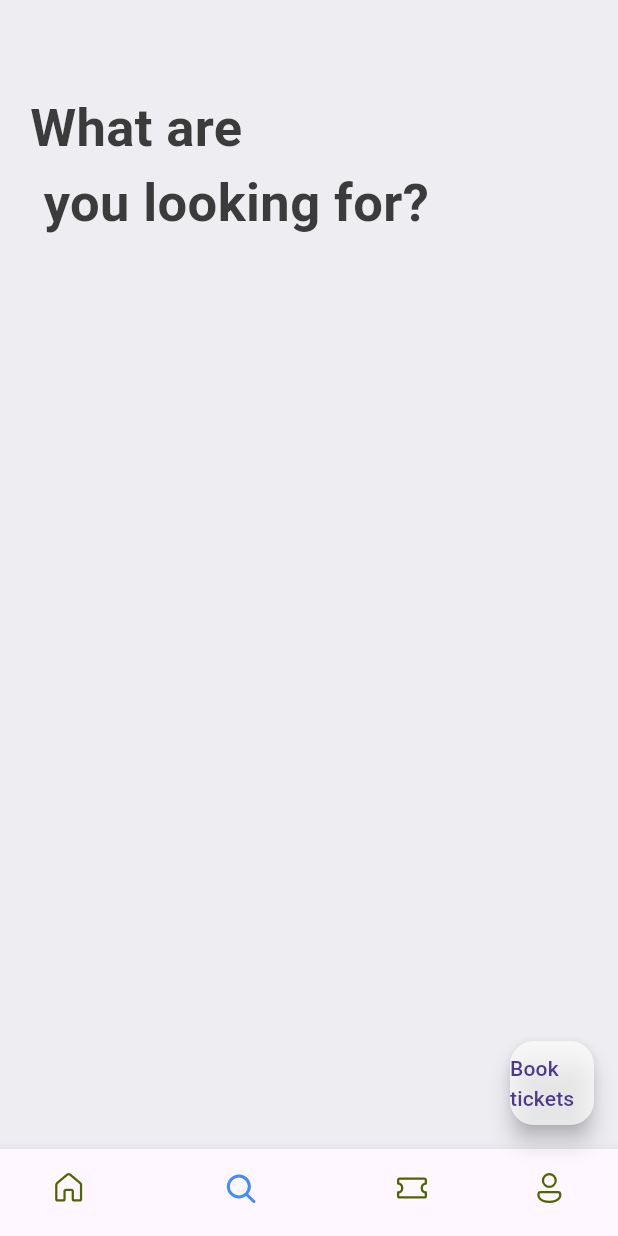
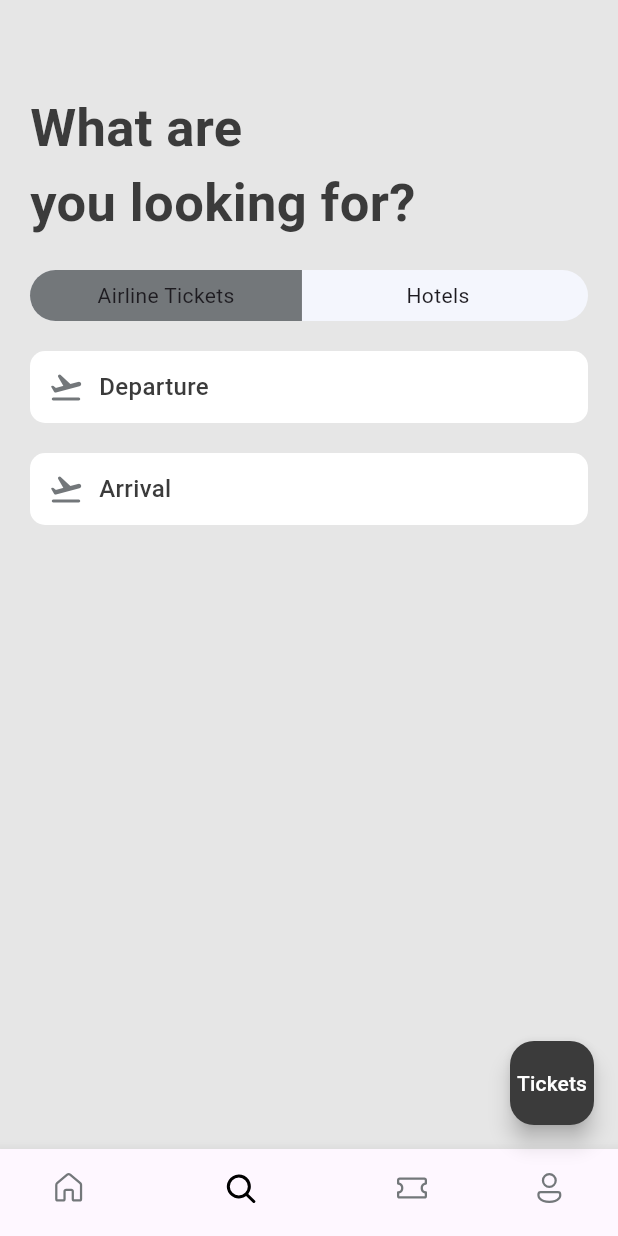
Before and after one commit to koreyakorede/ticketapp, a Flutter app: the screen it shows after launch, item 2 of the bottom bar chosen, on a phone screen of 412 x 824 dp. Run offline on Flutter 3.47's test engine with Material 3 defaults, Android fonts, the phone set to English and light mode, and no system bars; our stand-ins replace fluentui_icons.

Commit message:
made some chnages to the theme color and feel

```diff
--- a/lib/base/bottom_nav_bar.dart
+++ b/lib/base/bottom_nav_bar.dart
@@ -34,8 +34,8 @@ class _BottomNavBarState extends State<BottomNavBar> {
       bottomNavigationBar: BottomNavigationBar(
         currentIndex: _selectedIndex,
         onTap: _onItemTapped,
-        selectedItemColor: Colors.blueAccent,
-        unselectedItemColor: const Color(0xFF526400),
+        selectedItemColor: Color(0xFF000000),
+        unselectedItemColor: const Color(0xFF73777A),
         showSelectedLabels: false,
         items: const [
           BottomNavigationBarItem(
@@ -58,8 +58,8 @@ class _BottomNavBarState extends State<BottomNavBar> {
       ),
       floatingActionButton: FloatingActionButton(
         onPressed: () {},
-        backgroundColor: Colors.white70,
-        child: Text('Book tickets'),
+        backgroundColor: Color(0xFF3b3b3b),
+        child: Text('Tickets', style: TextStyle(color: Colors.white)),
       ),
     );
   }
--- a/lib/base/res/styles/app_styles.dart
+++ b/lib/base/res/styles/app_styles.dart
@@ -1,13 +1,16 @@
 import 'package:flutter/material.dart';
 
-Color primary = const Color(0xFF687daf);
+Color primary = const Color(0xFF73777A);
 
 class AppStyles {
   static Color primaryColor = primary;
   static Color textColor = const Color(0xFF3b3b3b);
-  static Color ticketBlue = const Color(0xFF526799);
-  static Color ticketDeepOrange = const Color(0XFFF4511E);
-  static Color kakiColor = const Color(0xFFD2BDB6);
+  static Color ticketBlue = const Color(0xFF000000);
+  static Color ticketDeepOrange = const Color(0xFF3b3b3b);
+  static Color kakiColor = const Color(0xFF4A4848);
+  static Color ticketTabColor = const Color(0xFFF4F6FD);
+  static Color hotelView = const Color(0xFFB1B3B5);
+  static Color planeColor = const Color(0xFF73777A);
   static TextStyle textstyle =
       TextStyle(fontSize: 16, color: textColor, fontWeight: FontWeight.w500);
   static TextStyle headLineStyle1 = TextStyle(
@@ -18,7 +21,7 @@ class AppStyles {
   static TextStyle headLineStyle2 =
       TextStyle(fontSize: 21, fontWeight: FontWeight.bold, color: textColor);
 
-  static Color bgColor = Color(0xFFeeedf2);
+  static Color bgColor = Color(0xFFE6E6E6);
 
   static TextStyle headLineStyle3 =
       const TextStyle(fontSize: 17, fontWeight: FontWeight.w500);
--- a/lib/screens/home/home_screen.dart
+++ b/lib/screens/home/home_screen.dart
@@ -60,14 +60,17 @@ class _HomeScreenState extends State<HomeScreen> {
                           EdgeInsets.symmetric(horizontal: 12, vertical: 12),
                       decoration: BoxDecoration(
                         borderRadius: BorderRadius.circular(10),
-                        color: const Color(0xFFF4F6FD),
+                        color: const Color(0xFFB1B3B5),
                       ),
                       child: const Row(
                         //mainAxisAlignment: MainAxisAlignment.spaceBetween,
                         children: [
                           Icon(FluentSystemIcons.ic_fluent_search_regular,
-                              color: Color(0xFFBFC205)),
-                          Text('Search'),
+                              color: Color(0xFFE8EBED)),
+                          Text(
+                            'Search',
+                            style: TextStyle(color: Color(0xFF4A4848)),
+                          )
                         ],
                       ),
                     ),
--- a/lib/screens/home/widgets/hotel.dart
+++ b/lib/screens/home/widgets/hotel.dart
@@ -14,7 +14,7 @@ class Hotel extends StatelessWidget {
       margin: EdgeInsets.only(right: 16),
       height: 350,
       decoration: BoxDecoration(
-        color: AppStyles.primaryColor,
+        color: AppStyles.hotelView,
         borderRadius: BorderRadius.circular(18),
       ),
       child: Column(
--- a/lib/screens/search/search_screen.dart
+++ b/lib/screens/search/search_screen.dart
@@ -1,5 +1,7 @@
 import 'package:flutter/material.dart';
 import 'package:flutter_application_1/base/res/styles/app_styles.dart';
+import 'package:flutter_application_1/search/widgets/app_text_icon.dart';
+import 'package:flutter_application_1/search/widgets/app_ticket_tabs.dart';
 
 class SearchScreen extends StatelessWidget {
   const SearchScreen({super.key});
@@ -9,11 +11,20 @@ class SearchScreen extends StatelessWidget {
     return Scaffold(
         backgroundColor: AppStyles.bgColor,
         body: ListView(
-          padding: EdgeInsets.symmetric(horizontal: 20, vertical: 20),
+          padding: const EdgeInsets.symmetric(horizontal: 20, vertical: 20),
           children: [
-            SizedBox(height: 40),
-            Text('What are\n you looking for?',
-                style: AppStyles.headLineStyle1.copyWith(fontSize: 35))
+            const SizedBox(height: 40),
+            Text('What are\nyou looking for?',
+                style: AppStyles.headLineStyle1.copyWith(fontSize: 35)),
+            const SizedBox(
+              height: 20,
+            ),
+            const AppTicketTabs(),
+            SizedBox(height: 20),
+            const AppTextIcon(
+                icon: Icons.flight_takeoff_rounded, text: 'Departure'),
+            SizedBox(height: 20),
+            const AppTextIcon(icon: Icons.flight_land_rounded, text: 'Arrival'),
           ],
         ));
   }
--- /dev/null
+++ b/lib/search/widgets/app_text_icon.dart
@@ -0,0 +1,25 @@
+import 'package:flutter/material.dart';
+import 'package:flutter_application_1/base/res/styles/app_styles.dart';
+
+class AppTextIcon extends StatelessWidget {
+  final IconData icon;
+  final String text;
+  const AppTextIcon({super.key, required this.icon, required this.text});
+
+  @override
+  Widget build(BuildContext context) {
+    return Container(
+        padding: EdgeInsets.symmetric(vertical: 12, horizontal: 12),
+        decoration: BoxDecoration(
+          borderRadius: BorderRadius.circular(10),
+          color: Colors.white,
+        ),
+        child: Row(
+          children: [
+            Icon(Icons.flight_takeoff_rounded, color: Color(0xFF73777A)),
+            const SizedBox(width: 10),
+            Text(text, style: AppStyles.textstyle),
+          ],
+        ));
+  }
+}
--- /dev/null
+++ b/lib/search/widgets/app_ticket_tabs.dart
@@ -0,0 +1,39 @@
+import 'package:flutter/material.dart';
+import 'package:flutter_application_1/base/res/styles/app_styles.dart';
+
+class AppTicketTabs extends StatelessWidget {
+  const AppTicketTabs({super.key});
+
+  @override
+  Widget build(BuildContext context) {
+    final size = MediaQuery.of(context).size;
+    return Container(
+        decoration: BoxDecoration(
+            borderRadius: BorderRadius.circular(40),
+            color: AppStyles.ticketTabColor),
+        child: Row(
+          children: [
+            Container(
+              padding: const EdgeInsets.symmetric(vertical: 7),
+              width: size.width * .44,
+              decoration: const BoxDecoration(
+                color: Color(0xFF73777A),
+                borderRadius:
+                    BorderRadius.horizontal(left: Radius.circular(40)),
+              ),
+              child: const Center(child: Text('Airline Tickets')),
+            ),
+            Container(
+              padding: EdgeInsets.symmetric(vertical: 7),
+              width: size.width * .44,
+              decoration: const BoxDecoration(
+                color: Colors.transparent,
+                borderRadius:
+                    BorderRadius.horizontal(right: Radius.circular(40)),
+              ),
+              child: Center(child: Text('Hotels')),
+            )
+          ],
+        ));
+  }
+}
```
